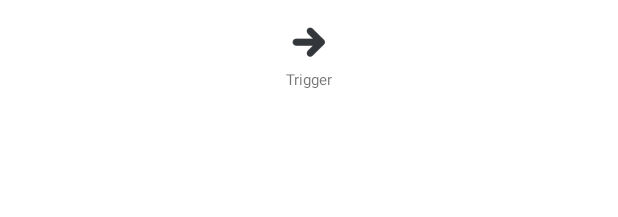
After one commit to Aarron92/Pokedex, an Android app: the layout fragment_evo_chain_arrow.xml on its own in the app's theme, with its tools: preview values and no code run, on a phone screen of 412 x 824 dp. The commit adds this screen. Shown: the top 217 px of the screen. Run offline under Robolectric (Android 15) with nearby library versions, the phone set to English and light mode, and no system bars.

Commit message:
Some more work to get 3 stage evolutions working as a baseline and finally added the height and weight to the information section

```diff
--- a/app/src/main/java/com/soob/pokedex/enums/EvolutionTriggerEnum.java
+++ b/app/src/main/java/com/soob/pokedex/enums/EvolutionTriggerEnum.java
@@ -5,7 +5,7 @@ package com.soob.pokedex.enums;
  */
 public enum EvolutionTriggerEnum
 {
-    LEVEL_UP("level-up");
+    LEVEL_UP("Lv. ");
 
     /**
      * Key - evolution trigger type
--- a/app/src/main/java/com/soob/pokedex/enums/TypeColourEnum.java
+++ b/app/src/main/java/com/soob/pokedex/enums/TypeColourEnum.java
@@ -15,7 +15,7 @@ public enum TypeColourEnum
     FIGHTING("fighting", R.color.type_colour_fighting),
     FIRE("fire", R.color.type_colour_fire),
     FLYING("flying", R.color.type_colour_flying),
-    GHOST("ghost", R.color.type_colour_ground),
+    GHOST("ghost", R.color.type_colour_ghost),
     GRASS("grass", R.color.type_colour_grass),
     GROUND("ground", R.color.type_colour_ground),
     ICE("ice", R.color.type_colour_ice),
--- a/app/src/main/java/com/soob/pokedex/inputlisteners/service/details/PokemonService.java
+++ b/app/src/main/java/com/soob/pokedex/inputlisteners/service/details/PokemonService.java
@@ -81,7 +81,7 @@ public class PokemonService
             TypesService.setPokemonTypes(pokemon, responseBody);
 
             // height and weight
-            HeightAndWeightService.setPokemonHeightAndWeight(pokemon);
+            HeightAndWeightService.setPokemonHeightAndWeight(pokemon, responseBody);
 
             // abilities
             AbilitiesService.setPokemonAbilities(pokemon, responseBody);
--- /dev/null
+++ b/app/src/main/res/layout/fragment_evo_chain_arrow.xml
@@ -0,0 +1,33 @@
+<?xml version="1.0" encoding="utf-8"?>
+<FrameLayout xmlns:android="http://schemas.android.com/apk/res/android"
+    xmlns:tools="http://schemas.android.com/tools"
+    android:layout_width="match_parent"
+    android:layout_height="match_parent"
+    tools:context=".fragments.PokemonInEvoChainFragment">
+
+    <LinearLayout
+        android:layout_width="match_parent"
+        android:layout_height="match_parent"
+        android:orientation="vertical">
+
+        <ImageView
+            android:id="@+id/evoArrowArtwork"
+            android:layout_width="25dp"
+            android:layout_height="25dp"
+            android:layout_gravity="center"
+            android:padding="1dp"
+            android:layout_marginTop="15dp"
+            android:src="@drawable/evo_arrow" />
+
+        <TextView
+            android:id="@+id/evoArrowTriggerText"
+            android:layout_width="match_parent"
+            android:layout_height="wrap_content"
+            android:layout_gravity="center"
+            android:layout_marginTop="5dp"
+            android:textAlignment="center"
+            android:textSize="10dp"
+            android:text="Trigger" />
+
+    </LinearLayout>
+</FrameLayout>
```
Also changed, not shown: app/src/main/java/com/soob/pokedex/activities/PokemonDetailsActivity.java (+14 -8 lines), app/src/main/java/com/soob/pokedex/entities/Pokemon.java (+7 -7 lines), app/src/main/java/com/soob/pokedex/entities/PokemonSummary.java (+0 -8 lines), app/src/main/java/com/soob/pokedex/entities/evolution/EvolutionChainStage.java (+10 -0 lines), app/src/main/java/com/soob/pokedex/fragments/EvolutionArrowFragment.java (added, +55 -0 lines), app/src/main/java/com/soob/pokedex/fragments/EvolutionChainFragment_3Stage.java (+16 -1 lines), app/src/main/java/com/soob/pokedex/inputlisteners/service/details/EvolutionChainService.java (+157 -47 lines), app/src/main/java/com/soob/pokedex/inputlisteners/service/details/HeightAndWeightService.java (+20 -4 lines), app/src/main/res/layout/activity_pokemon_details.xml (+13 -6 lines), app/src/main/res/layout/fragment_evolution_chain_3_stage.xml (+42 -12 lines).
